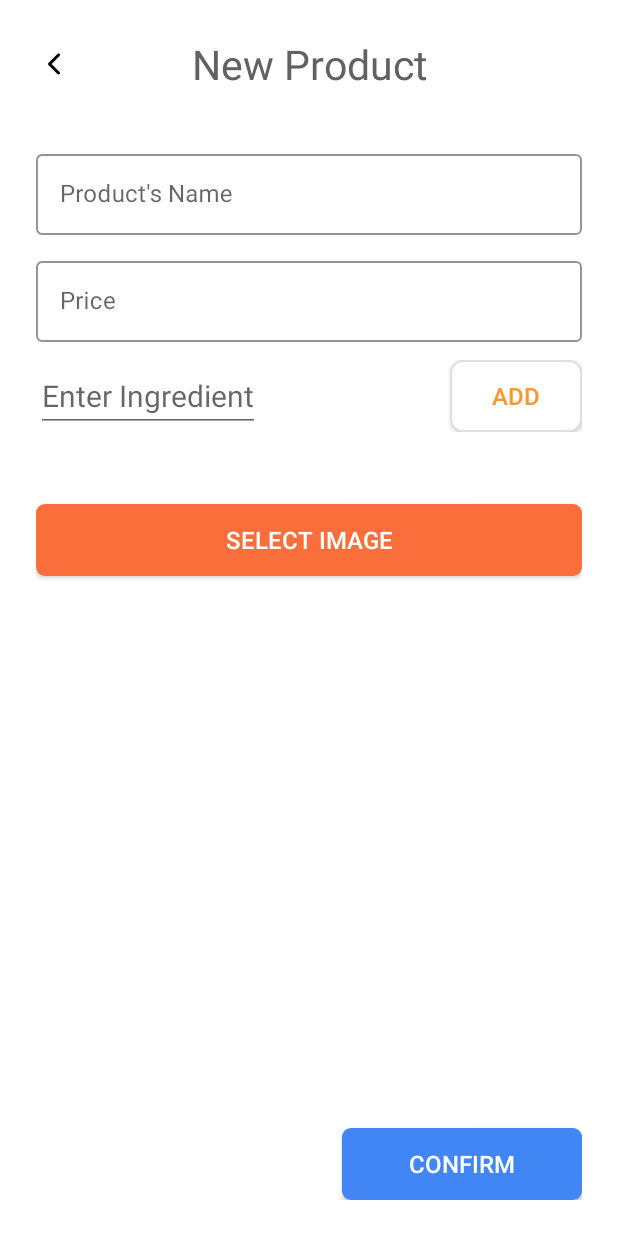
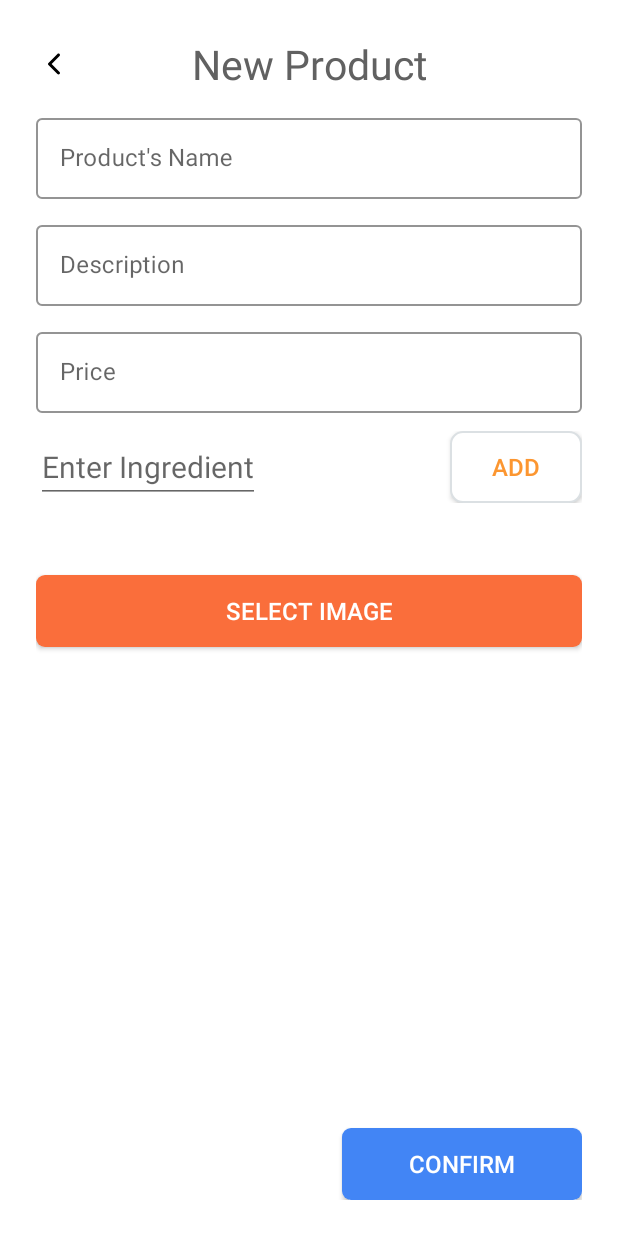
Before and after one commit to phuquang147/FoodShoppingAppAdmin, an Android app: the NewProductFragment screen opened through its navigation route, on a phone screen of 412 x 824 dp. Run offline under Robolectric (Android 15) with nearby library versions, the phone set to English and light mode, and no system bars; our stand-ins replace Firebase (no records; nobody signed in at launch, a user with empty details on screens opened directly), data binding, navigation-ui.

Commit message:
update onclick for add button

```diff
--- a/app/build.gradle
+++ b/app/build.gradle
@@ -4,6 +4,7 @@ plugins {
     id 'kotlin-android-extensions'
     id 'com.google.gms.google-services'
     id 'androidx.navigation.safeargs.kotlin'
+    id 'kotlin-kapt'
 }
 
 android {
@@ -58,6 +59,9 @@ dependencies {
     // Import the BoM for the Firebase platform
     implementation platform('com.google.firebase:firebase-bom:30.0.1')
     implementation 'com.google.firebase:firebase-storage-ktx'
+    // Glide
+    implementation 'com.github.bumptech.glide:glide:4.13.0'
+    kapt 'com.github.bumptech.glide:compiler:4.13.0'
     // Image crop
   //  implementation 'com.github.CanHub:Android-Image-Cropper:4.2.1'
     // Declare the dependency for the Cloud Firestore library
--- a/app/src/main/java/xyz/daijoubuteam/foodshoppingappadmin/ui/products/editproduct/EditProductViewModel.kt
+++ b/app/src/main/java/xyz/daijoubuteam/foodshoppingappadmin/ui/products/editproduct/EditProductViewModel.kt
@@ -10,8 +10,12 @@ class EditProductViewModel(productProperty: Product, app: Application): AndroidV
     private val _selectedProperty = MutableLiveData<Product>()
     val selectedProperty: LiveData<Product>
         get() = _selectedProperty
-
+    var ingredientString: String
     init {
         _selectedProperty.value = productProperty
+        ingredientString = when(_selectedProperty.value!!.ingredients?.joinToString(", ")){
+            null -> ""
+            else -> _selectedProperty.value!!.ingredients?.joinToString(", ").toString()
+        }
     }
 }
--- a/app/src/main/java/xyz/daijoubuteam/foodshoppingappadmin/ui/products/newproduct/NewProductFragment.kt
+++ b/app/src/main/java/xyz/daijoubuteam/foodshoppingappadmin/ui/products/newproduct/NewProductFragment.kt
@@ -46,6 +46,7 @@ class NewProductFragment : Fragment() {
             }
         )
         val adapter = binding.rvIngredients.adapter as IngredientAdapter
+        adapter.submitList(viewmodel.ingredients.value)
         viewmodel.ingredients.observe(viewLifecycleOwner) {
             if (it != null) {
                 adapter.submitList(it)
--- a/app/src/main/java/xyz/daijoubuteam/foodshoppingappadmin/ui/products/newproduct/NewProductViewModel.kt
+++ b/app/src/main/java/xyz/daijoubuteam/foodshoppingappadmin/ui/products/newproduct/NewProductViewModel.kt
@@ -1,6 +1,7 @@
 package xyz.daijoubuteam.foodshoppingappadmin.ui.products.newproduct
 
 import android.net.Uri
+import android.util.Log
 import androidx.lifecycle.LiveData
 import androidx.lifecycle.MutableLiveData
 import androidx.lifecycle.ViewModel
@@ -15,24 +16,28 @@ class NewProductViewModel : ViewModel() {
     var product = MutableLiveData<Product>()
     private val eatery = MainApplication.eatery
     private val _message = MutableLiveData("")
-    private val _ingredients = MutableLiveData<ArrayList<String>>()
+    private val _ingredients : MutableLiveData<ArrayList<String>> = MutableLiveData()
     val ingredients: LiveData<ArrayList<String>>
         get() = _ingredients
     val message: LiveData<String>
         get() = _message
     val ingredient = MutableLiveData("")
-
+    init {
+        _ingredients.value = arrayListOf()
+    }
     fun onAddIngredient() {
         viewModelScope.launch {
             try {
                 if (eatery.value == null) {
                     throw Exception("Eatery not found")
                 }
-                if(!ingredient.value.isNullOrEmpty() && ingredient.value.toString().isNotBlank()
-                    && !_ingredients.value?.contains(ingredient.value.toString())!!){
-                    _ingredients.value?.add(ingredient.toString())
+                if(!ingredient.value.isNullOrEmpty() && ingredient.value!!.isNotBlank()
+                    && !_ingredients.value?.contains(ingredient.value.toString())!!
+                ){
+                    _ingredients.value?.add(ingredient.value.toString())
                     ingredient.value = ""
                 }
+
             } catch (exception: Exception) {
                 exception.message?.let { onShowMessage(it) }
             }
--- /dev/null
+++ b/app/src/main/java/xyz/daijoubuteam/foodshoppingappadmin/utils/BindingAdapter/ImageBindingAdapter.kt
@@ -0,0 +1,25 @@
+package xyz.daijoubuteam.foodshoppingappadmin.utils.BindingAdapter
+
+import android.annotation.SuppressLint
+import android.net.Uri
+import android.widget.ImageView
+import androidx.core.net.toUri
+import androidx.databinding.BindingAdapter
+import com.bumptech.glide.Glide
+
+
+@SuppressLint("UseCompatLoadingForDrawables")
+@BindingAdapter("imageUrl")
+fun setImageUrlDescriptionUri(view: ImageView, url: Uri?) {
+    Glide
+        .with(view.context)
+        .load(url)
+        .centerCrop()
+        .into(view);
+}
+
+@BindingAdapter("imageUrl")
+fun setImageUrlAvatarString(view: ImageView, url: String?) {
+    val uri: Uri? = if(url.isNullOrBlank()) null else url.toUri()
+    setImageUrlDescriptionUri(view, uri)
+}
--- a/app/src/main/res/layout/fragment_edit_product.xml
+++ b/app/src/main/res/layout/fragment_edit_product.xml
@@ -157,7 +157,7 @@
                                     android:textFontWeight="400"
                                     tools:ignore="RtlSymmetry"
                                     tools:targetApi="p"
-                                    android:text="Unbleached enriched wheat flour, water, sugar, soybean oil, salt, yeast, Cheese. Part-skim mozzarella cheese (pasteurized milk, cultures, salt, enzymes), modified food starch, sugarcane fiber, whey protein concentrate, sodium citrat" />
+                                    android:text="@{viewModel.ingredientString}" />
                             </com.google.android.material.textfield.TextInputLayout>
 
                         <ImageView
@@ -166,7 +166,7 @@
                             android:layout_height="wrap_content"
                             android:layout_marginVertical="10dp"
                             android:scaleType="fitCenter"
-                            android:src="@drawable/img_rectangle44"/>
+                            app:imageUrl="@{viewModel.selectedProperty.img.toString()}"/>
                         <androidx.appcompat.widget.AppCompatButton
                             android:id="@+id/btn_select_image"
                             android:layout_width="match_parent"
--- a/app/src/main/res/layout/fragment_new_product.xml
+++ b/app/src/main/res/layout/fragment_new_product.xml
@@ -57,7 +57,6 @@
             android:clipToPadding="false"
             android:fillViewport="true"
             android:orientation="vertical"
-            android:layout_marginTop="24dp"
             android:layout_marginBottom="14dp"
             app:layout_constraintVertical_bias="0.0">
             <LinearLayout
@@ -79,13 +78,38 @@
                         android:layout_height="wrap_content"
                         android:ellipsize="end"
                         android:padding="16dp"
-                        android:text=""
+                        android:text="@{viewmodel.product.name}"
                         android:textColor="@color/gray_800"
                         android:textColorHint="@color/gray_500"
                         android:textFontWeight="400"
                         android:textSize="16sp"
                         tools:ignore="RtlSymmetry"
                         tools:targetApi="p" />
+
+                </com.google.android.material.textfield.TextInputLayout>
+                <com.google.android.material.textfield.TextInputLayout
+                    android:layout_width="match_parent"
+                    android:layout_height="wrap_content"
+                    android:hint="@string/description"
+                    app:hintTextColor="@color/lightOrange"
+                    app:boxStrokeColor="@color/lightOrange"
+                    android:layout_marginTop="12dp"
+                    style="@style/Widget.MaterialComponents.TextInputLayout.OutlinedBox">
+
+                    <com.google.android.material.textfield.TextInputEditText
+                        android:id="@+id/etDescription"
+                        android:layout_width="match_parent"
+                        android:layout_height="wrap_content"
+                        android:ellipsize="end"
+                        android:padding="16dp"
+                        android:text="@{viewmodel.product.description}"
+                        android:textColor="@color/gray_800"
+                        android:textColorHint="@color/gray_500"
+                        android:textFontWeight="400"
+                        android:textSize="16sp"
+                        tools:ignore="RtlSymmetry"
+                        tools:targetApi="p" />
+
                 </com.google.android.material.textfield.TextInputLayout>
                 <com.google.android.material.textfield.TextInputLayout
                     android:layout_width="match_parent"
@@ -95,20 +119,21 @@
                     app:boxStrokeColor="@color/lightOrange"
                     android:layout_marginTop="12dp"
                     style="@style/Widget.MaterialComponents.TextInputLayout.OutlinedBox">
+
                     <com.google.android.material.textfield.TextInputEditText
                         android:id="@+id/etPrice"
+                        android:layout_width="match_parent"
+                        android:layout_height="wrap_content"
                         android:ellipsize="end"
-                        android:layout_height="wrap_content"
-                        android:layout_width="match_parent"
+                        android:inputType="numberDecimal"
                         android:padding="16dp"
+                        android:text="@{viewmodel.product.newPrice.toString()}"
+                        android:textColor="@color/gray_800"
                         android:textColorHint="@color/gray_500"
+                        android:textFontWeight="400"
                         android:textSize="16sp"
-                        android:inputType="numberDecimal"
-                        android:textColor="@color/gray_800"
-                        android:textFontWeight="400"
                         tools:ignore="RtlSymmetry"
-                        tools:targetApi="p"
-                        android:text="" />
+                        tools:targetApi="p" />
                 </com.google.android.material.textfield.TextInputLayout>
                 <androidx.constraintlayout.widget.ConstraintLayout
                     android:layout_width="match_parent"
@@ -142,12 +167,15 @@
                         android:textFontWeight="400"
                         android:textSize="16sp"
                         tools:ignore="UnusedAttribute"
-                        android:text="add" />
+                        android:text="@string/add" />
                 </androidx.constraintlayout.widget.ConstraintLayout>
                 <androidx.recyclerview.widget.RecyclerView
                     android:id="@+id/rvIngredients"
                     android:layout_width="match_parent"
-                    android:layout_height="wrap_content"
+                    android:layout_height="0dp"
+                    android:nestedScrollingEnabled="false"
+                    android:orientation="vertical"
+                    app:layoutManager="androidx.recyclerview.widget.LinearLayoutManager"
                     tools:listitem="@layout/item_ingredient"
                     tools:itemCount="6"
                     android:layout_marginTop="12dp"/>
@@ -155,7 +183,7 @@
                     android:id="@+id/imgDescription"
                     android:layout_width="match_parent"
                     android:layout_height="wrap_content"
-
+                    app:imageUrl="@{viewmodel.product.img}"
                     android:layout_marginVertical="10dp"
                     android:scaleType="fitXY"/>
                 <androidx.appcompat.widget.AppCompatButton
--- a/app/src/main/res/layout/item_ingredient.xml
+++ b/app/src/main/res/layout/item_ingredient.xml
@@ -20,7 +20,7 @@
             android:layout_height="wrap_content"
             android:layout_marginTop="6dp"
             android:layout_marginEnd="6dp"
-            android:text="@={ingredient}"
+            android:text="@{ingredient}"
             android:textSize="20sp"
             app:layout_constraintStart_toStartOf="parent"
             app:layout_constraintTop_toTopOf="parent"
--- a/app/src/main/res/values/strings.xml
+++ b/app/src/main/res/values/strings.xml
@@ -35,4 +35,6 @@
     <string name="new_product">New Product</string>
     <string name="product_name">Product\'s Name</string>
     <string name="price">Price</string>
+    <string name="add">add</string>
+    <string name="description">Description</string>
 </resources>
```
